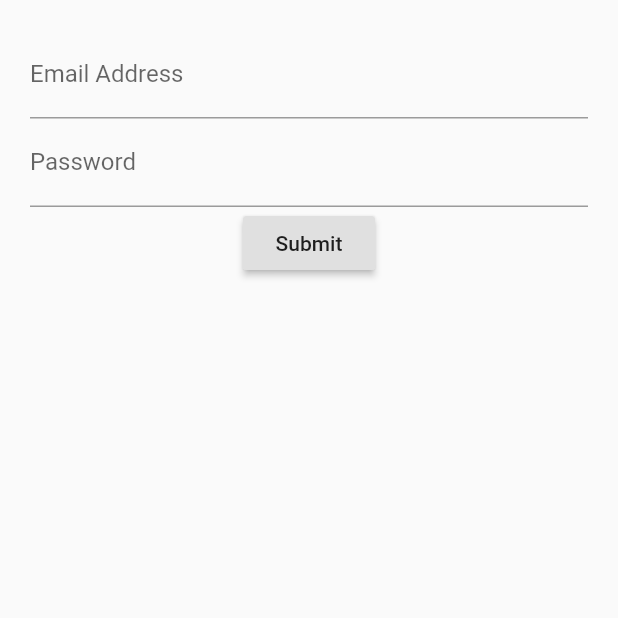
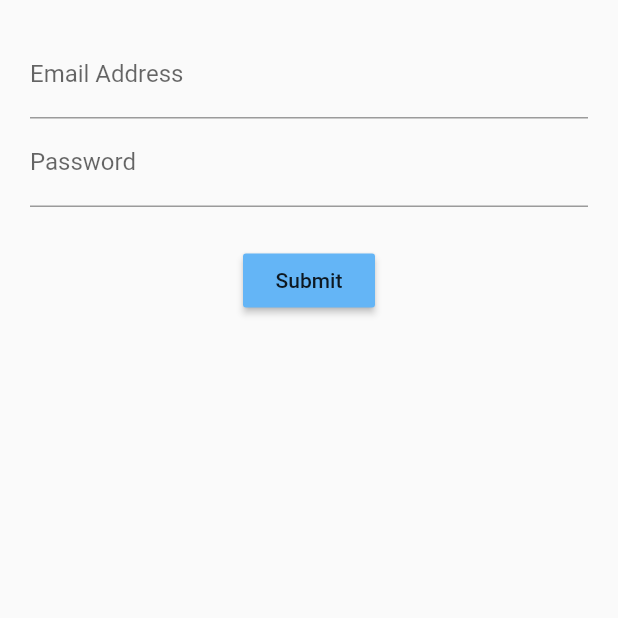
Before and after one commit to Iwaide/login_stateful, a Flutter app: the screen it shows after launch, on a phone screen of 412 x 824 dp, the top half of it. Run offline on Flutter 3.47's test engine with Material 2 defaults, Android fonts, the phone set to English and light mode, and no system bars.

Commit message:
Add  margin

```diff
--- a/lib/src/screens/login_screen.dart
+++ b/lib/src/screens/login_screen.dart
@@ -16,7 +16,8 @@ class LoginScreenState extends State<LoginScreen> {
           children: <Widget>[
             emailField(),
             passwordField(),
-            submitButton()
+            Container(margin: EdgeInsets.only(top: 25.0),),
+            submitButton(),
           ],
         ),
       ),
@@ -46,6 +47,7 @@ class LoginScreenState extends State<LoginScreen> {
   Widget submitButton() {
     return RaisedButton(
       onPressed: () {},
+      color: Colors.blue[300],
       child: Text('Submit'),
     );
   }
```
